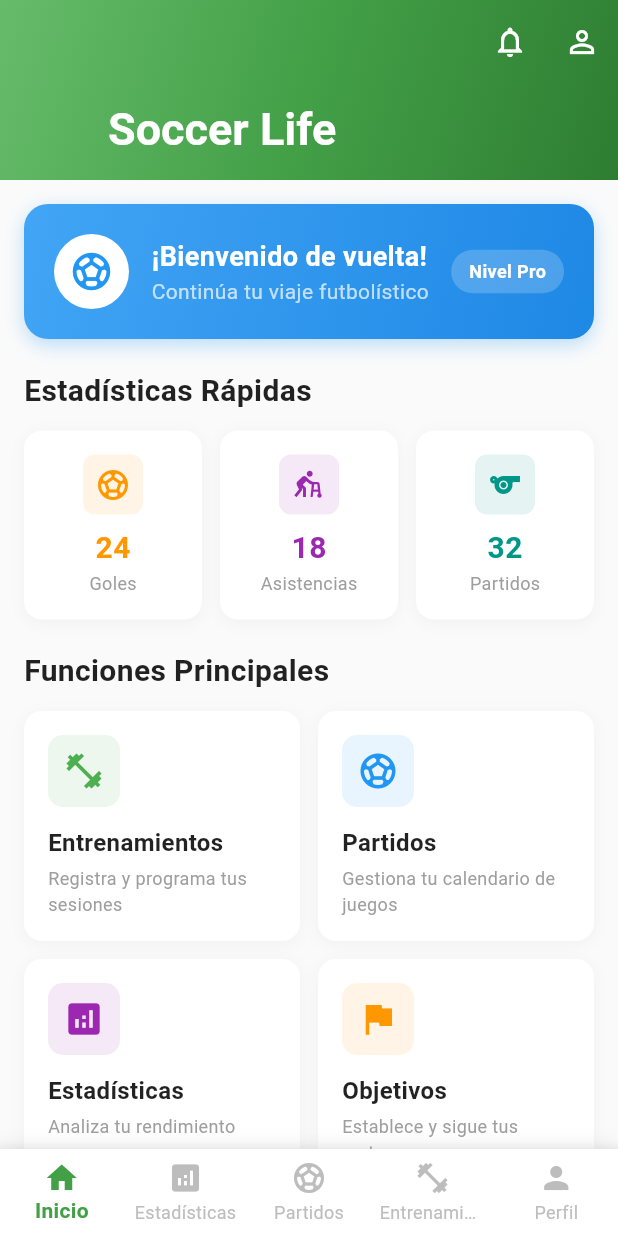
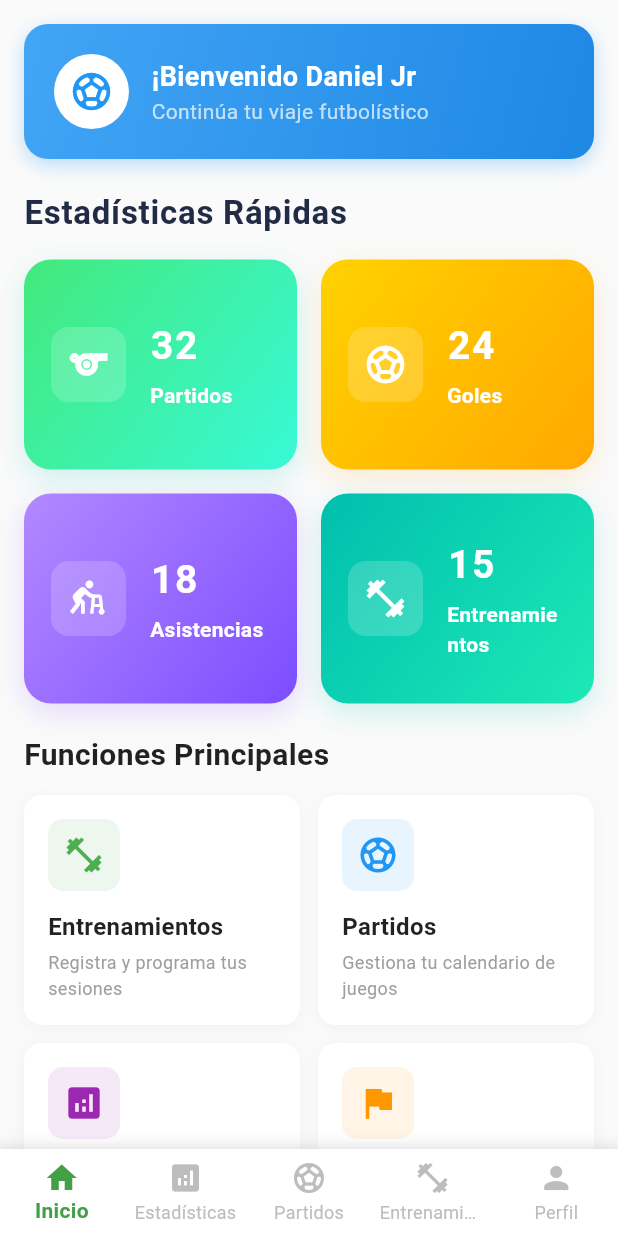
Before and after one commit to DaniielJr10/soccerlife, a Flutter app: the PrincipalPage screen opened directly, on a phone screen of 412 x 824 dp. Run offline on Flutter 3.47's test engine with Material 3 defaults, Android fonts, the phone set to English and light mode, and no system bars.

Commit message:
refactoriza la pestaña de inicio: elimina el AppBar y la sección de actividad reciente, mejora la visualización de estadísticas rápidas con un grid 2x2

```diff
--- a/lib/pantallas/principal.dart
+++ b/lib/pantallas/principal.dart
@@ -46,11 +46,7 @@ class _PrincipalPageState extends State<PrincipalPage> {
   /// Construye la pestaña de inicio con scroll personalizado
   /// Incluye: AppBar, tarjeta de bienvenida, estadísticas, funciones y actividad
   Widget _buildHomeTab() {
-    return CustomScrollView(
-      slivers: [
-        // AppBar expansivo con gradiente
-        _buildAppBar(),
-        SliverToBoxAdapter(
+    return SingleChildScrollView(
       child: Padding(
         padding: const EdgeInsets.all(16.0),
         child: Column(
@@ -59,76 +55,19 @@ class _PrincipalPageState extends State<PrincipalPage> {
             // Tarjeta de bienvenida del usuario
             _buildWelcomeCard(),
             const SizedBox(height: 20),
-
             // Estadísticas rápidas (goles, asistencias, partidos)
             _buildQuickStats(),
             const SizedBox(height: 20),
-
             // Grid de funciones principales
             _buildMainFeatures(),
-                const SizedBox(height: 20),
-
-                // Lista de actividad reciente
-                _buildRecentActivity(),
+            // Eliminado: Actividad reciente
           ],
         ),
       ),
-        ),
-      ],
     );
   }
 
-  // ===== CONSTRUCCIÓN DEL APPBAR PERSONALIZADO =====
-
-  /// Crea un AppBar expansivo con gradiente verde y acciones
-  /// Incluye: título, fondo con gradiente, botones de notificaciones y perfil
-  Widget _buildAppBar() {
-    return SliverAppBar(
-      expandedHeight: 120,
-      floating: false,
-      pinned: true, // Mantiene el AppBar visible al hacer scroll
-      backgroundColor: Colors.green[600],
-      flexibleSpace: FlexibleSpaceBar(
-        title: const Text(
-          'Soccer Life',
-          style: TextStyle(
-            color: Colors.white,
-            fontWeight: FontWeight.bold,
-            fontSize: 20,
-          ),
-        ),
-        // Fondo con gradiente verde
-        background: Container(
-          decoration: BoxDecoration(
-            gradient: LinearGradient(
-              begin: Alignment.topLeft,
-              end: Alignment.bottomRight,
-              colors: [
-                Colors.green[400]!,
-                Colors.green[600]!,
-                Colors.green[800]!,
-              ],
-            ),
-          ),
-        ),
-      ),
-      // Botones de acción en la parte superior derecha
-      actions: [
-        IconButton(
-          icon: const Icon(Icons.notifications_outlined, color: Colors.white),
-          onPressed: () {
-            // TODO: Implementar pantalla de notificaciones
-          },
-        ),
-        IconButton(
-          icon: const Icon(Icons.person_outline, color: Colors.white),
-          onPressed: () {
-            // TODO: Implementar pantalla de perfil
-          },
-        ),
-      ],
-    );
-  }
+  // ===== APPBAR ELIMINADO =====
 
   // ===== CONSTRUCCIÓN DE LA TARJETA DE BIENVENIDA =====
 
@@ -178,7 +117,7 @@ class _PrincipalPageState extends State<PrincipalPage> {
                   crossAxisAlignment: CrossAxisAlignment.start,
                   children: [
                     Text(
-                      '¡Bienvenido de vuelta!',
+                      '¡Bienvenido Daniel Jr',
                       style: TextStyle(
                         color: Colors.white,
                         fontSize: 18,
@@ -196,22 +135,6 @@ class _PrincipalPageState extends State<PrincipalPage> {
                 ),
               ),
 
-              // Indicador de nivel del jugador
-              Container(
-                padding: const EdgeInsets.symmetric(horizontal: 12, vertical: 6),
-                decoration: BoxDecoration(
-                  color: Colors.white.withOpacity(0.2),
-                  borderRadius: BorderRadius.circular(20),
-                ),
-                child: const Text(
-                  'Nivel Pro',
-                  style: TextStyle(
-                    color: Colors.white,
-                    fontSize: 12,
-                    fontWeight: FontWeight.bold,
-                  ),
-                ),
-              ),
             ],
           ),
         ],
@@ -221,8 +144,8 @@ class _PrincipalPageState extends State<PrincipalPage> {
 
   // ===== CONSTRUCCIÓN DE ESTADÍSTICAS RÁPIDAS =====
 
-  /// Crea la sección de estadísticas rápidas con tres tarjetas
-  /// Muestra: Goles, Asistencias y Partidos jugados
+  /// Crea la sección de estadísticas rápidas con cuatro tarjetas premium en un grid 2x2
+  /// Muestra: Partidos, Goles, Asistencias y Entrenamientos
   Widget _buildQuickStats() {
     return Column(
       crossAxisAlignment: CrossAxisAlignment.start,
@@ -231,82 +154,137 @@ class _PrincipalPageState extends State<PrincipalPage> {
         const Text(
           'Estadísticas Rápidas',
           style: TextStyle(
-            fontSize: 20,
+            fontSize: 22,
             fontWeight: FontWeight.bold,
-            color: Colors.black87,
+            color: Color(0xFF222B45),
+            letterSpacing: 0.5,
           ),
         ),
-        const SizedBox(height: 12),
-
-        // Fila con las tres tarjetas de estadísticas
-        Row(
+        const SizedBox(height: 16),
+        // Grid de 2x2 con tarjetas premium
+        GridView.count(
+          shrinkWrap: true,
+          physics: const NeverScrollableScrollPhysics(),
+          crossAxisCount: 2,
+          crossAxisSpacing: 16,
+          mainAxisSpacing: 16,
+          childAspectRatio: 1.3,
           children: [
-            Expanded(child: _buildStatCard('Goles', '24', Colors.orange, Icons.sports_soccer)),
-            const SizedBox(width: 12),
-            Expanded(child: _buildStatCard('Asistencias', '18', Colors.purple, Icons.assist_walker)),
-            const SizedBox(width: 12),
-            Expanded(child: _buildStatCard('Partidos', '32', Colors.teal, Icons.sports)),
+            _buildPremiumStatCard(
+              title: 'Partidos',
+              value: '32',
+              color: const Color(0xFF00C6AE),
+              icon: Icons.sports,
+              gradient: const LinearGradient(
+                colors: [Color(0xFF43E97B), Color(0xFF38F9D7)],
+                begin: Alignment.topLeft,
+                end: Alignment.bottomRight,
+              ),
+            ),
+            _buildPremiumStatCard(
+              title: 'Goles',
+              value: '24',
+              color: const Color(0xFFFFA726),
+              icon: Icons.sports_soccer,
+              gradient: const LinearGradient(
+                colors: [Color(0xFFFFD200), Color(0xFFFFA800)],
+                begin: Alignment.topLeft,
+                end: Alignment.bottomRight,
+              ),
+            ),
+            _buildPremiumStatCard(
+              title: 'Asistencias',
+              value: '18',
+              color: const Color(0xFF7C4DFF),
+              icon: Icons.assist_walker,
+              gradient: const LinearGradient(
+                colors: [Color(0xFFB388FF), Color(0xFF7C4DFF)],
+                begin: Alignment.topLeft,
+                end: Alignment.bottomRight,
+              ),
+            ),
+            _buildPremiumStatCard(
+              title: 'Entrenamientos',
+              value: '15',
+              color: const Color(0xFF00BFAE),
+              icon: Icons.fitness_center,
+              gradient: const LinearGradient(
+                colors: [Color(0xFF00BFAE), Color(0xFF1DE9B6)],
+                begin: Alignment.topLeft,
+                end: Alignment.bottomRight,
+              ),
+            ),
           ],
         ),
       ],
     );
   }
 
-  /// Construye una tarjeta individual de estadística
-  /// [title] - Título de la estadística (ej: "Goles")
-  /// [value] - Valor numérico a mostrar (ej: "24")
-  /// [color] - Color del ícono y valor
-  /// [icon] - Ícono representativo de la estadística
-  Widget _buildStatCard(String title, String value, Color color, IconData icon) {
+  /// Tarjeta premium para estadísticas rápidas
+  Widget _buildPremiumStatCard({
+    required String title,
+    required String value,
+    required Color color,
+    required IconData icon,
+    required LinearGradient gradient,
+  }) {
     return Container(
-      padding: const EdgeInsets.all(16),
       decoration: BoxDecoration(
-        color: Colors.white,
-        borderRadius: BorderRadius.circular(12),
-        // Sombra sutil para elevar la tarjeta
+        gradient: gradient,
+        borderRadius: BorderRadius.circular(18),
         boxShadow: [
           BoxShadow(
-            color: Colors.grey.withOpacity(0.1),
-            blurRadius: 8,
-            offset: const Offset(0, 2),
+            color: color.withOpacity(0.18),
+            blurRadius: 16,
+            offset: const Offset(0, 6),
           ),
         ],
       ),
+      padding: const EdgeInsets.all(18),
+      child: Row(
+        crossAxisAlignment: CrossAxisAlignment.center,
+        children: [
+          Container(
+            decoration: BoxDecoration(
+              color: Colors.white.withOpacity(0.18),
+              borderRadius: BorderRadius.circular(12),
+            ),
+            padding: const EdgeInsets.all(10),
+            child: Icon(icon, color: Colors.white, size: 30),
+          ),
+          const SizedBox(width: 16),
+          Expanded(
             child: Column(
+              crossAxisAlignment: CrossAxisAlignment.start,
+              mainAxisAlignment: MainAxisAlignment.center,
               children: [
-          // Contenedor del ícono con fondo coloreado
-          Container(
-            padding: const EdgeInsets.all(8),
-            decoration: BoxDecoration(
-              color: color.withOpacity(0.1),
-              borderRadius: BorderRadius.circular(8),
-            ),
-            child: Icon(icon, color: color, size: 24),
-          ),
-          const SizedBox(height: 8),
-
-          // Valor numérico destacado
                 Text(
                   value,
-            style: TextStyle(
-              fontSize: 20,
+                  style: const TextStyle(
+                    color: Colors.white,
+                    fontSize: 26,
                     fontWeight: FontWeight.bold,
-              color: color,
+                    letterSpacing: 1.2,
                   ),
                 ),
-
-          // Título descriptivo
+                const SizedBox(height: 4),
                 Text(
                   title,
                   style: const TextStyle(
-              fontSize: 12,
-              color: Colors.grey,
+                    color: Colors.white,
+                    fontSize: 14,
+                    fontWeight: FontWeight.w600,
+                    letterSpacing: 0.2,
+                  ),
+                ),
+              ],
             ),
           ),
         ],
       ),
     );
   }
+
 
   // ===== CONSTRUCCIÓN DE FUNCIONES PRINCIPALES =====
 
@@ -440,127 +418,7 @@ class _PrincipalPageState extends State<PrincipalPage> {
     );
   }
 
-  // ===== CONSTRUCCIÓN DE ACTIVIDAD RECIENTE =====
-
-  /// Crea la sección de actividad reciente del usuario
-  /// Muestra las últimas acciones realizadas en la aplicación
-  Widget _buildRecentActivity() {
-    return Column(
-      crossAxisAlignment: CrossAxisAlignment.start,
-      children: [
-        // Encabezado con título y botón "Ver todo"
-        Row(
-          mainAxisAlignment: MainAxisAlignment.spaceBetween,
-          children: [
-            const Text(
-              'Actividad Reciente',
-              style: TextStyle(
-                fontSize: 20,
-                fontWeight: FontWeight.bold,
-                color: Colors.black87,
-              ),
-            ),
-            TextButton(
-              onPressed: () {
-                // TODO: Navegar a pantalla completa de actividades
-              },
-              child: const Text('Ver todo'),
-            ),
-          ],
-        ),
-        const SizedBox(height: 12),
-
-        // Contenedor de actividades con fondo blanco
-        Container(
-          decoration: BoxDecoration(
-            color: Colors.white,
-            borderRadius: BorderRadius.circular(12),
-            boxShadow: [
-              BoxShadow(
-                color: Colors.grey.withOpacity(0.1),
-                blurRadius: 8,
-                offset: const Offset(0, 2),
-              ),
-            ],
-          ),
-          child: Column(
-            children: [
-              // Lista de actividades recientes
-              _buildActivityItem(
-                'Entrenamiento completado',
-                'Hace 2 horas',
-                Icons.check_circle,
-                Colors.green,
-              ),
-              _buildActivityItem(
-                'Gol anotado en el partido',
-                'Ayer',
-                Icons.sports_soccer,
-                Colors.orange,
-              ),
-              _buildActivityItem(
-                'Nueva meta establecida',
-                'Hace 3 días',
-                Icons.flag,
-                Colors.blue,
-              ),
-            ],
-          ),
-        ),
-      ],
-    );
-  }
-
-  /// Construye un elemento individual de actividad
-  /// [title] - Título descriptivo de la actividad
-  /// [time] - Tiempo transcurrido desde la actividad
-  /// [icon] - Ícono representativo de la actividad
-  /// [color] - Color del ícono
-  Widget _buildActivityItem(String title, String time, IconData icon, Color color) {
-    return Padding(
-      padding: const EdgeInsets.all(16),
-      child: Row(
-        children: [
-          // Contenedor del ícono con fondo coloreado
-          Container(
-            padding: const EdgeInsets.all(8),
-            decoration: BoxDecoration(
-              color: color.withOpacity(0.1),
-              borderRadius: BorderRadius.circular(8),
-            ),
-            child: Icon(icon, color: color, size: 20),
-          ),
-          const SizedBox(width: 12),
-
-          // Información de la actividad
-          Expanded(
-            child: Column(
-              crossAxisAlignment: CrossAxisAlignment.start,
-              children: [
-                // Título de la actividad
-                Text(
-                  title,
-                  style: const TextStyle(
-                    fontSize: 14,
-                    fontWeight: FontWeight.w500,
-                    color: Colors.black87,
-                  ),
-                ),
-                // Tiempo de la actividad
-                Text(
-                  time,
-                  style: const TextStyle(
-                    fontSize: 12,
-                    color: Colors.grey,
-                  ),
-                ),
-              ],
-            ),
-          ),
-        ],
-      ),
-    );
-  }
+  // ===== ACTIVIDAD RECIENTE ELIMINADA =====
 
   // ===== CONSTRUCCIÓN DE OTRAS PESTAÑAS =====
 
```
Lines whose indentation alone changed are shown as unchanged.
